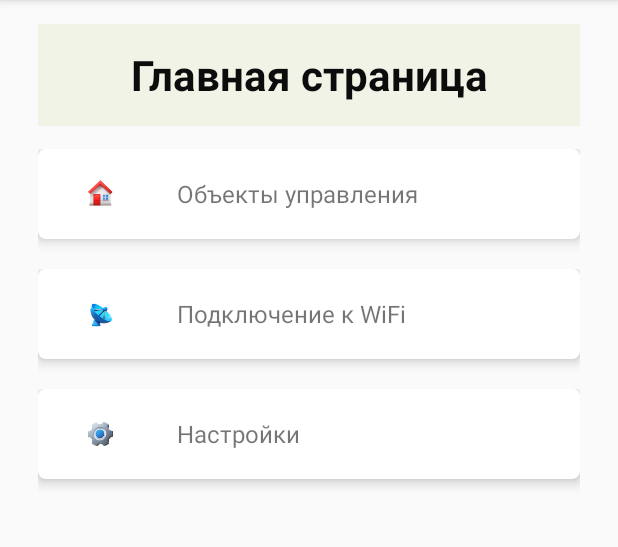
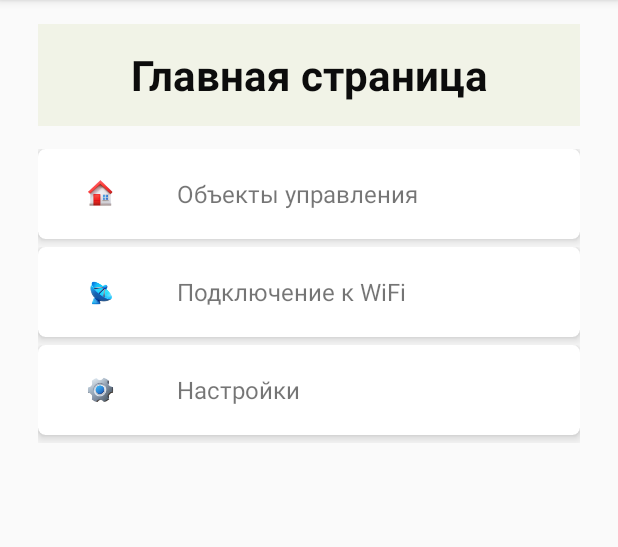
Before and after one commit to edko0831/android, an Android app: the screen it shows after launch (MainActivity), on a phone screen of 412 x 824 dp, the part 84-631 px from its top. Run offline under Robolectric (Android 15) with nearby library versions, the phone set to English and light mode, and no system bars; our stand-ins replace RxJava.

Commit message:
commit - 12_2

```diff
--- a/app/build.gradle
+++ b/app/build.gradle
@@ -106,4 +106,6 @@ dependencies {
 
     implementation 'de.hdodenhof:circleimageview:3.1.0'
 
+    implementation 'com.google.code.gson:gson:2.9.0'
+
 }
--- a/app/src/main/res/layout/activity_list_control_point.xml
+++ b/app/src/main/res/layout/activity_list_control_point.xml
@@ -20,7 +20,7 @@
     <androidx.recyclerview.widget.RecyclerView
         android:id="@+id/recyclerViewListControlPoint"
         android:layout_width="match_parent"
-        android:layout_height="@dimen/card_height"
+        android:layout_height="@dimen/list_card_height"
         android:layout_marginTop="@dimen/layout_marginTop"
         app:layout_constraintTop_toBottomOf="@+id/textView_object" />
 
--- a/app/src/main/res/layout/activity_main_new.xml
+++ b/app/src/main/res/layout/activity_main_new.xml
@@ -28,7 +28,7 @@
                 <LinearLayout
                     android:id="@+id/fragment_properties"
                     android:layout_width="match_parent"
-                    android:layout_height="wrap_content"
+                    android:layout_height="@dimen/list_card_height"
                     android:orientation="vertical" />
 
         </ScrollView>
--- a/app/src/main/res/layout/activity_management_object.xml
+++ b/app/src/main/res/layout/activity_management_object.xml
@@ -5,6 +5,7 @@
     android:layout_height="match_parent"
     android:layout_marginEnd="@dimen/base_margin"
     android:layout_marginStart="@dimen/base_margin"
+    android:layout_marginBottom="@dimen/base_margin"
     android:id="@+id/relativeLayoutManagement"
     xmlns:app="http://schemas.android.com/apk/res-auto">
 
@@ -30,6 +31,7 @@
             android:id="@+id/relativeLayoutPanorama"
             android:layout_width="match_parent"
             android:layout_height="match_parent"
+            android:gravity="left"
             app:layout_constraintTop_toBottomOf="@+id/textView">
 
             <ImageView
--- a/app/src/main/res/layout/activity_my_object.xml
+++ b/app/src/main/res/layout/activity_my_object.xml
@@ -29,7 +29,7 @@
         <androidx.recyclerview.widget.RecyclerView
             android:id="@+id/listObject"
             android:layout_width="match_parent"
-            android:layout_height="@dimen/card_height"
+            android:layout_height="@dimen/list_card_height"
             app:layoutManager="LinearLayoutManager"
             tools:listitem="@layout/list_item" />
 
--- a/app/src/main/res/layout/fragment_item_list.xml
+++ b/app/src/main/res/layout/fragment_item_list.xml
@@ -5,7 +5,7 @@
     android:id="@+id/list"
     android:name="com.example.mydacha2.ItemFragment"
     android:layout_width="match_parent"
-    android:layout_height="350dp"
+    android:layout_height="@dimen/list_card_height"
 
     app:layoutManager="LinearLayoutManager"
     tools:context=".fragment.ItemFragment"
--- a/app/src/main/res/layout/fragment_item_main.xml
+++ b/app/src/main/res/layout/fragment_item_main.xml
@@ -3,13 +3,13 @@
     xmlns:app="http://schemas.android.com/apk/res-auto"
     android:id="@+id/linearLayout"
     android:layout_width="match_parent"
-    android:layout_height="?android:attr/listPreferredItemHeightLarge"
+    android:layout_height="@dimen/item_card_height"
     android:orientation="horizontal"
     android:background="@drawable/home_icon_background">
 
     <androidx.cardview.widget.CardView
         android:layout_width="match_parent"
-        android:layout_height="60dp"
+        android:layout_height="@dimen/card_height"
         android:layout_gravity="center_horizontal"
         app:cardElevation="5dp"
         app:cardBackgroundColor="@color/loginPageBackgroundColor"
--- a/app/src/main/res/layout/list_item.xml
+++ b/app/src/main/res/layout/list_item.xml
@@ -4,12 +4,12 @@
     xmlns:card_view="http://schemas.android.com/tools"
     android:id="@+id/linearLayout"
     android:layout_width="match_parent"
-    android:layout_height="65dp"
+    android:layout_height="@dimen/item_card_height"
     android:background="@drawable/icons8_show_48_1_background">
 
     <androidx.cardview.widget.CardView
         android:layout_width="match_parent"
-        android:layout_height="60dp"
+        android:layout_height="@dimen/card_height"
         android:layout_gravity="center_horizontal"
         app:cardElevation="5dp"
         app:cardBackgroundColor="@color/loginPageBackgroundColor"
--- a/app/src/main/res/values-w1240dp/dimens.xml
+++ b/app/src/main/res/values-w1240dp/dimens.xml
@@ -1,4 +1,7 @@
 <resources>
     <dimen name="fab_margin">200dp</dimen>
     <dimen name="activity_horizontal_margin">200dp</dimen>
+    <dimen name="list_card_height">600dp</dimen>
+    <dimen name="item_card_height">140dp</dimen>
+    <dimen name="card_height">130dp</dimen>
 </resources>
--- a/app/src/main/res/values-w600dp/dimens.xml
+++ b/app/src/main/res/values-w600dp/dimens.xml
@@ -1,4 +1,7 @@
 <resources>
     <dimen name="fab_margin">48dp</dimen>
     <dimen name="activity_horizontal_margin">48dp</dimen>
+    <dimen name="list_card_height">600dp</dimen>
+    <dimen name="item_card_height">140dp</dimen>
+    <dimen name="card_height">130dp</dimen>
 </resources>
--- a/app/src/main/res/values/dimens.xml
+++ b/app/src/main/res/values/dimens.xml
@@ -11,7 +11,9 @@
 
     <dimen name="shr_product_grid_spacing">16dp</dimen>
     <dimen name="shr_product_grid_spacing_small">4dp</dimen>
-    <dimen name="card_height">350dp</dimen>
+    <dimen name="list_card_height">350dp</dimen>
+    <dimen name="item_card_height">65dp</dimen>
+    <dimen name="card_height">60dp</dimen>
     <dimen name="shr_product_card_image_height">108dp</dimen>
 
     <dimen name="shr_product_grid_reveal_height">200dp</dimen>
```
Also changed, not shown: app/src/main/java/com/example/mydacha2/myActivity/OneLamp.java (+13 -0 lines).
